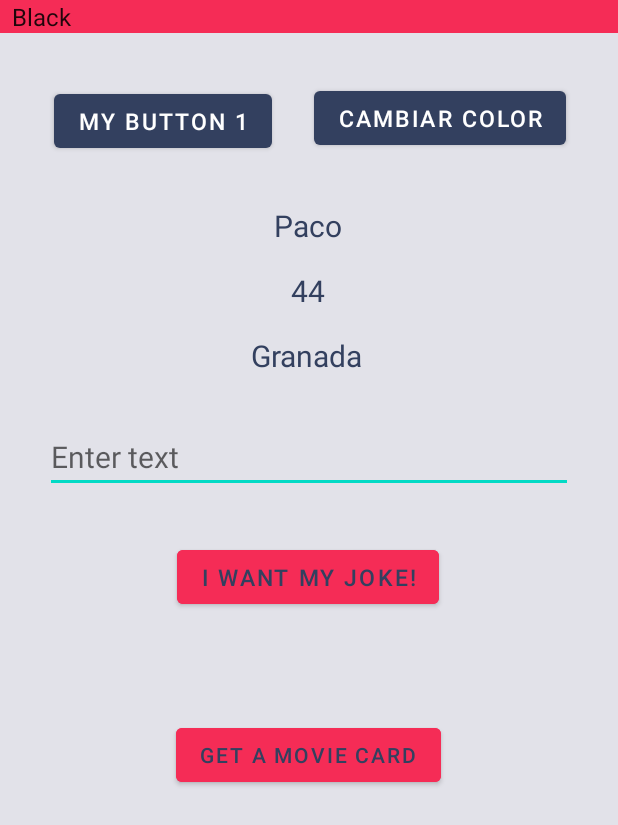
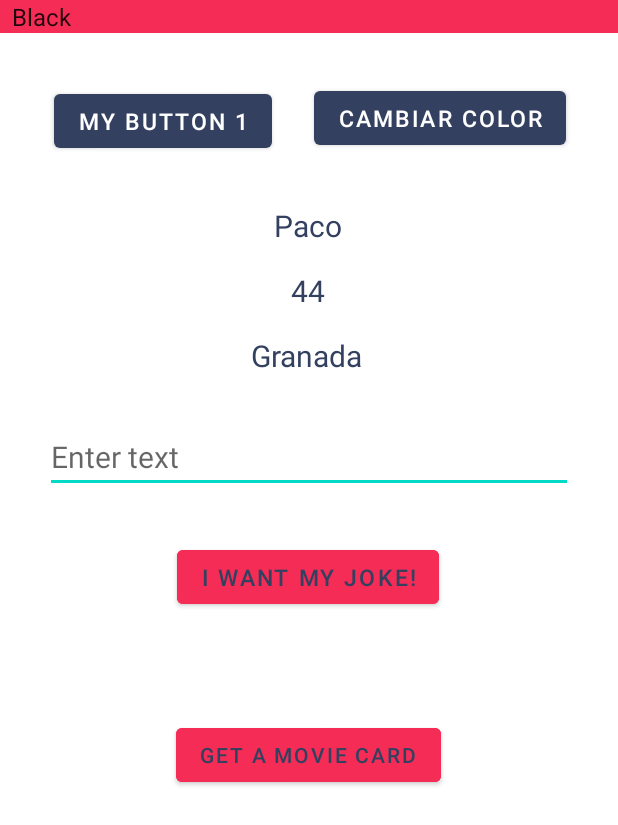
Before and after one commit to Luis-VB/fillMeApp, an Android app: the screen it shows after launch (MainActivity), on a phone screen of 412 x 824 dp. Shown: the top 825 px of the screen. Run offline under Robolectric (Android 15) with nearby library versions, the phone set to English and light mode, and no system bars.

Commit message:
fix crash

```diff
--- a/app/src/main/res/layout/activity_main.xml
+++ b/app/src/main/res/layout/activity_main.xml
@@ -5,7 +5,6 @@
     android:id="@+id/main"
     android:layout_width="match_parent"
     android:layout_height="match_parent"
-    android:background="@color/material_dynamic_neutral90"
     android:layout_weight="4"
     android:orientation="vertical"
     tools:context=".ui.MainActivity">
--- a/app/src/main/res/layout/activity_second.xml
+++ b/app/src/main/res/layout/activity_second.xml
@@ -5,7 +5,6 @@
     android:id="@+id/main"
     android:layout_width="match_parent"
     android:layout_height="match_parent"
-    android:background="@color/material_dynamic_neutral90"
     tools:context=".ui.SecondActivity">
 
     <TextView
--- a/app/src/main/res/layout/activity_third.xml
+++ b/app/src/main/res/layout/activity_third.xml
@@ -5,7 +5,6 @@
     android:id="@+id/main"
     android:layout_width="match_parent"
     android:layout_height="match_parent"
-    android:background="@color/material_dynamic_neutral90"
     tools:context=".ui.ThirdActivity">
 
     <TextView
@@ -21,7 +20,7 @@
     <androidx.recyclerview.widget.RecyclerView
         android:id="@+id/movies_recycler_view"
         android:layout_width="match_parent"
-        android:layout_height="match_parent"
+        android:layout_height="0dp"
         app:layoutManager="androidx.recyclerview.widget.LinearLayoutManager"
         app:layout_constraintStart_toStartOf="parent"
         app:layout_constraintTop_toBottomOf="@+id/txt1" />
```
